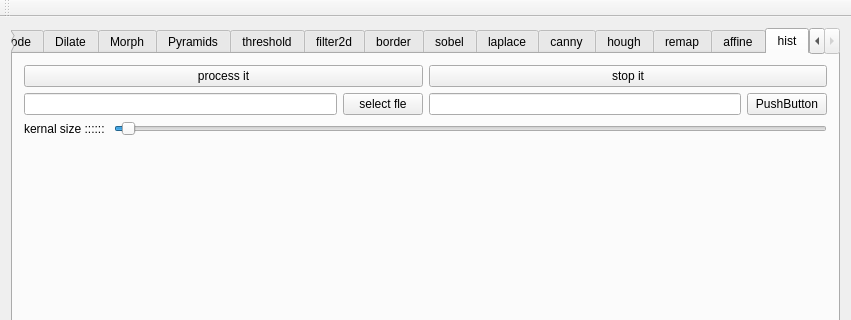
Old version of the form uis/mainwindow.ui in the repository kitech/nullimp; both pictures show x 0 to 851 and y 0 to 320 of the 851 by 579 pixel window.
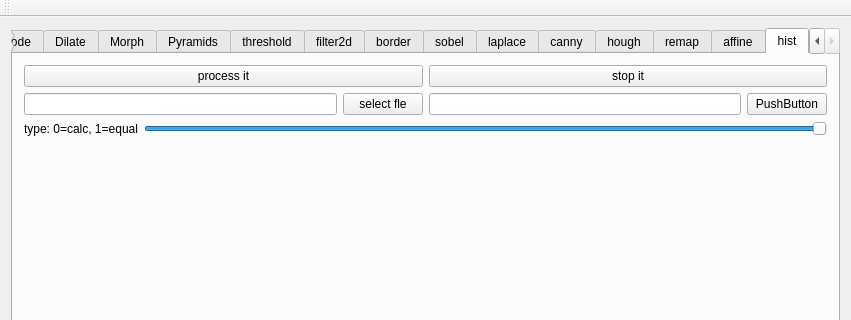
New version of the form.

Commit message: Histogram Equalization calc pic

The edit to the form file:
```diff
--- a/uis/mainwindow.ui
+++ b/uis/mainwindow.ui
@@ -2488,20 +2488,20 @@
             <item>
              <widget class="QLabel" name="label_113">
               <property name="text">
-               <string>kernal size :::::: </string>
+               <string>type: 0=calc, 1=equal</string>
               </property>
              </widget>
             </item>
             <item>
              <widget class="QSlider" name="horizontalSlider_25">
               <property name="maximum">
-               <number>100</number>
+               <number>1</number>
               </property>
               <property name="singleStep">
                <number>1</number>
               </property>
               <property name="pageStep">
-               <number>10</number>
+               <number>1</number>
               </property>
               <property name="value">
                <number>1</number>
```
The commit also changes 3 other files.
